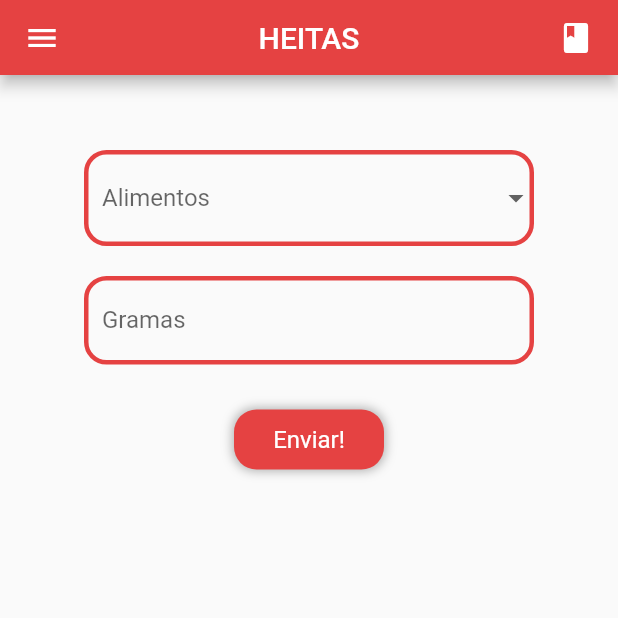
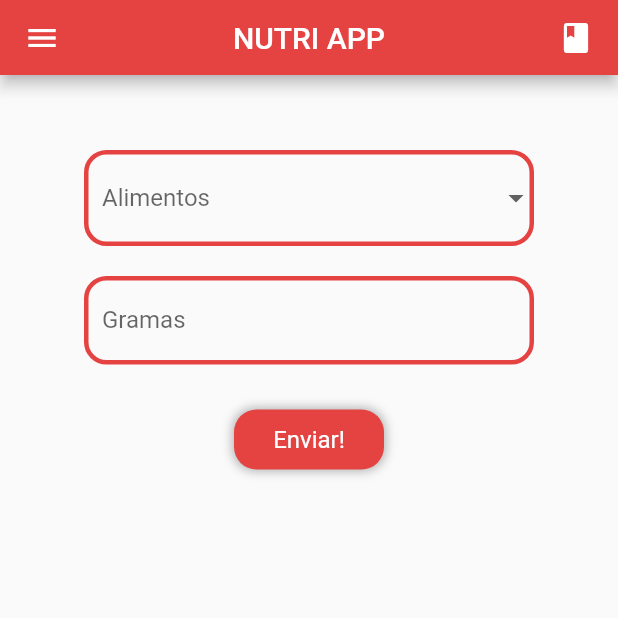
Before and after one commit to enzosakamoto/nutri-app, a Flutter app: the screen it shows after launch, after a tap on "Enviar!", on a phone screen of 412 x 824 dp, the top half of it. Run offline on Flutter 3.47's test engine with Material 2 defaults, Android fonts, the phone set to English and light mode, and no system bars.

```diff
--- a/lib/homepage/pages/homepage.dart
+++ b/lib/homepage/pages/homepage.dart
@@ -19,7 +19,7 @@ class _HomepageState extends State<Homepage> {
   Widget build(BuildContext context) {
     return Scaffold(
       appBar: const PreferredSize(
-          child: AppBarWidget(), preferredSize: Size.fromHeight(50)),
+          preferredSize: Size.fromHeight(50), child: AppBarWidget()),
       body: Column(
         children: [
           const SizedBox(
@@ -88,11 +88,16 @@ class _HomepageState extends State<Homepage> {
                         )
                       ]),
                   child: Center(
-                    child: GestureDetector(
-                      onTap: () {},
-                      child: const Text(
-                        'Enviar!',
-                        style: TextStyle(fontSize: 16, color: Colors.white),
+                    child: MouseRegion(
+                      cursor: SystemMouseCursors.click,
+                      child: GestureDetector(
+                        onTap: () {
+                          print('CLICK');
+                        },
+                        child: const Text(
+                          'Enviar!',
+                          style: TextStyle(fontSize: 16, color: Colors.white),
+                        ),
                       ),
                     ),
                   ),
--- a/lib/shared/widgets/appbar_widget.dart
+++ b/lib/shared/widgets/appbar_widget.dart
@@ -8,7 +8,7 @@ class AppBarWidget extends StatelessWidget {
   Widget build(BuildContext context) {
     return AppBar(
       backgroundColor: AppColors.salmao,
-      title: const Center(child: Text('HEITAS')),
+      title: const Center(child: Text('NUTRI APP')),
       leading: const Icon(Icons.menu),
       actions: const [
         Padding(
--- a/pubspec.yaml
+++ b/pubspec.yaml
@@ -1,5 +1,5 @@
 name: nutri_app
-description: A new Flutter project.
+description: O intuito desse aplicativo é armazenar a tabela nutricional de diversos alimentos e realizar ações sobre eles.
 
 # The following line prevents the package from being accidentally published to
 # pub.dev using `flutter pub publish`. This is preferred for private packages.
```
